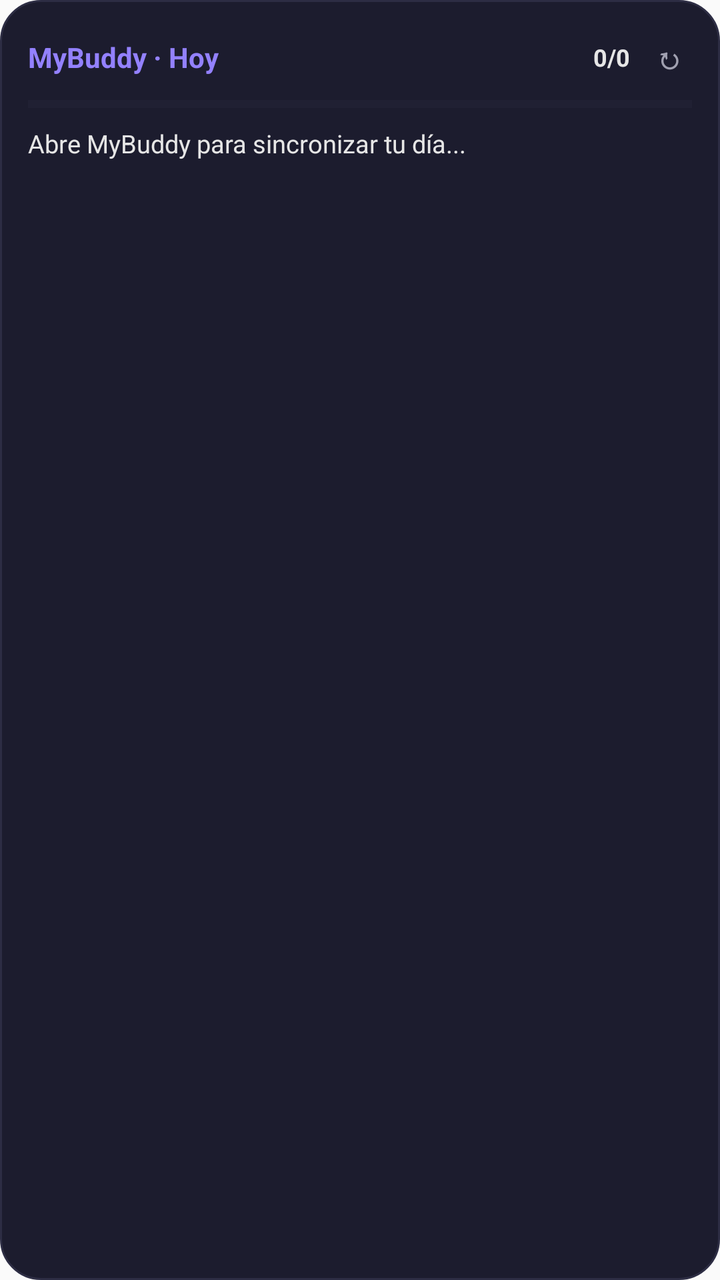
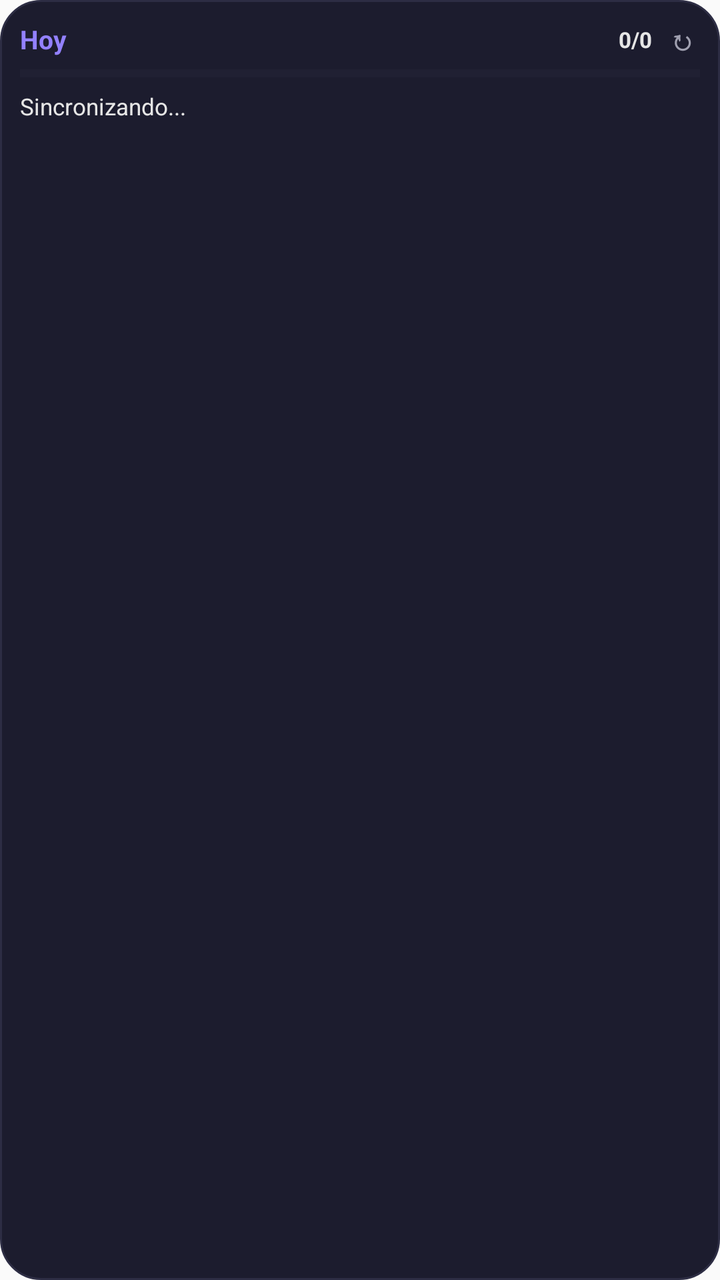

Two renders of the same Android screen: before a commit and after it. Below are the layout's source before the change and the commit's diff.
<!-- AndroidManifest.xml: application theme AppTheme -->
<!-- res/layout/widget_day.xml -->
<?xml version="1.0" encoding="utf-8"?>
<LinearLayout xmlns:android="http://schemas.android.com/apk/res/android"
    android:id="@+id/widget_root"
    android:layout_width="match_parent"
    android:layout_height="match_parent"
    android:background="@drawable/widget_bg"
    android:orientation="vertical"
    android:padding="14dp">

    
    <LinearLayout
        android:layout_width="match_parent"
        android:layout_height="wrap_content"
        android:gravity="center_vertical"
        android:orientation="horizontal">

        <TextView
            android:id="@+id/day_title"
            android:layout_width="0dp"
            android:layout_height="wrap_content"
            android:layout_weight="1"
            android:text="MyBuddy · Hoy"
            android:textColor="#9381FF"
            android:textSize="14sp"
            android:textStyle="bold" />

        <TextView
            android:id="@+id/day_progress_badge"
            android:layout_width="wrap_content"
            android:layout_height="wrap_content"
            android:layout_marginEnd="8dp"
            android:text="0/0"
            android:textColor="#E6E6E6"
            android:textSize="12sp"
            android:textStyle="bold" />

        <TextView
            android:id="@+id/widget_refresh_btn"
            android:layout_width="wrap_content"
            android:layout_height="wrap_content"
            android:padding="4dp"
            android:text="↻"
            android:textColor="#A0A0B0"
            android:textSize="15sp"
            android:textStyle="bold" />
    </LinearLayout>

    
    <ProgressBar
        android:id="@+id/day_progress_bar"
        style="?android:attr/progressBarStyleHorizontal"
        android:layout_width="match_parent"
        android:layout_height="6dp"
        android:layout_marginTop="6dp"
        android:layout_marginBottom="8dp"
        android:max="100"
        android:progress="0"
        android:progressBackgroundTint="#2D2D44"
        android:progressTint="#9381FF" />

    
    <TextView
        android:id="@+id/day_items_text"
        android:layout_width="match_parent"
        android:layout_height="wrap_content"
        android:lineSpacingExtra="4dp"
        android:text="Abre MyBuddy para sincronizar tu día..."
        android:textColor="#E6E6E6"
        android:textSize="12.5sp" />

</LinearLayout>
<!-- resources referenced by this layout -->
<resources>
  <!-- drawable widget_bg (drawable) -->
  <?xml version="1.0" encoding="utf-8"?>
  <shape xmlns:android="http://schemas.android.com/apk/res/android"
      android:shape="rectangle">
      <solid android:color="#1C1C2E" />
      <corners android:radius="20dp" />
      <stroke
          android:width="1dp"
          android:color="#2D2D44" />
  </shape>
  <style name="AppTheme" parent="Theme.AppCompat.Light.DarkActionBar">
          
          <item name="colorPrimary">@color/colorPrimary</item>
          <item name="colorPrimaryDark">@color/colorPrimaryDark</item>
          <item name="colorAccent">@color/colorAccent</item>
      </style>
</resources>

<!-- the commit's change to res/layout/widget_day.xml (unified diff, before → after) -->
@@ -5,7 +5,7 @@
     android:layout_height="match_parent"
     android:background="@drawable/widget_bg"
     android:orientation="vertical"
-    android:padding="14dp">
+    android:padding="10dp">
 
     
     <LinearLayout
@@ -19,29 +19,31 @@
             android:layout_width="0dp"
             android:layout_height="wrap_content"
             android:layout_weight="1"
-            android:text="MyBuddy · Hoy"
+            android:ellipsize="end"
+            android:maxLines="1"
+            android:text="Hoy"
             android:textColor="#9381FF"
-            android:textSize="14sp"
+            android:textSize="13sp"
             android:textStyle="bold" />
 
         <TextView
             android:id="@+id/day_progress_badge"
             android:layout_width="wrap_content"
             android:layout_height="wrap_content"
-            android:layout_marginEnd="8dp"
+            android:layout_marginEnd="6dp"
             android:text="0/0"
             android:textColor="#E6E6E6"
-            android:textSize="12sp"
+            android:textSize="11sp"
             android:textStyle="bold" />
 
         <TextView
             android:id="@+id/widget_refresh_btn"
             android:layout_width="wrap_content"
             android:layout_height="wrap_content"
-            android:padding="4dp"
+            android:paddingHorizontal="2dp"
             android:text="↻"
             android:textColor="#A0A0B0"
-            android:textSize="15sp"
+            android:textSize="14sp"
             android:textStyle="bold" />
     </LinearLayout>
 
@@ -50,9 +52,9 @@
         android:id="@+id/day_progress_bar"
         style="?android:attr/progressBarStyleHorizontal"
         android:layout_width="match_parent"
-        android:layout_height="6dp"
-        android:layout_marginTop="6dp"
-        android:layout_marginBottom="8dp"
+        android:layout_height="5dp"
+        android:layout_marginTop="5dp"
+        android:layout_marginBottom="6dp"
         android:max="100"
         android:progress="0"
         android:progressBackgroundTint="#2D2D44"
@@ -63,9 +65,11 @@
         android:id="@+id/day_items_text"
         android:layout_width="match_parent"
         android:layout_height="wrap_content"
-        android:lineSpacingExtra="4dp"
-        android:text="Abre MyBuddy para sincronizar tu día..."
+        android:ellipsize="end"
+        android:lineSpacingExtra="2dp"
+        android:maxLines="6"
+        android:text="Sincronizando..."
         android:textColor="#E6E6E6"
-        android:textSize="12.5sp" />
+        android:textSize="11.5sp" />
 
 </LinearLayout>
